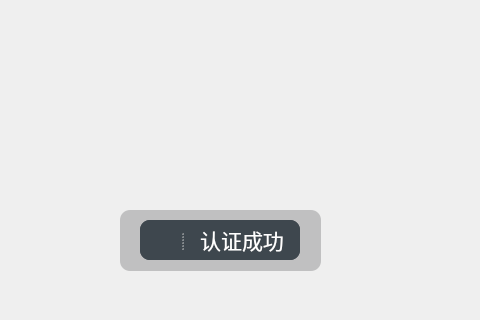
gxiang0823/QtProject, file FaceAttendence/faceattendence.ui: the form before one commit; both pictures show x 0 to 480 and y 160 to 480 of the 800 by 480 pixel window.
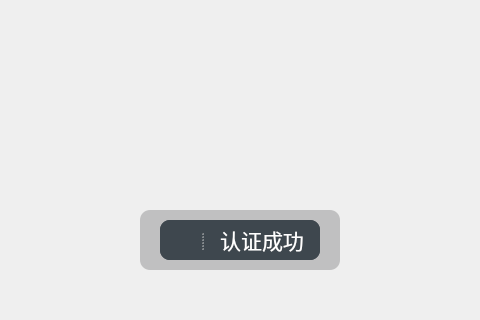
The form after the commit. Icons and pictures are not drawn.

Diff of the .ui file:
```diff
--- a/FaceAttendence/faceattendence.ui
+++ b/FaceAttendence/faceattendence.ui
@@ -29,10 +29,10 @@
     <widget class="QWidget" name="widget_2" native="true">
      <property name="geometry">
       <rect>
-       <x>120</x>
+       <x>140</x>
        <y>370</y>
-       <width>201</width>
-       <height>61</height>
+       <width>200</width>
+       <height>60</height>
       </rect>
      </property>
      <property name="styleSheet">
@@ -117,10 +117,10 @@
     <widget class="QLabel" name="headpicLb">
      <property name="geometry">
       <rect>
-       <x>80</x>
-       <y>30</y>
-       <width>300</width>
-       <height>300</height>
+       <x>120</x>
+       <y>60</y>
+       <width>240</width>
+       <height>240</height>
       </rect>
      </property>
      <property name="styleSheet">
```
